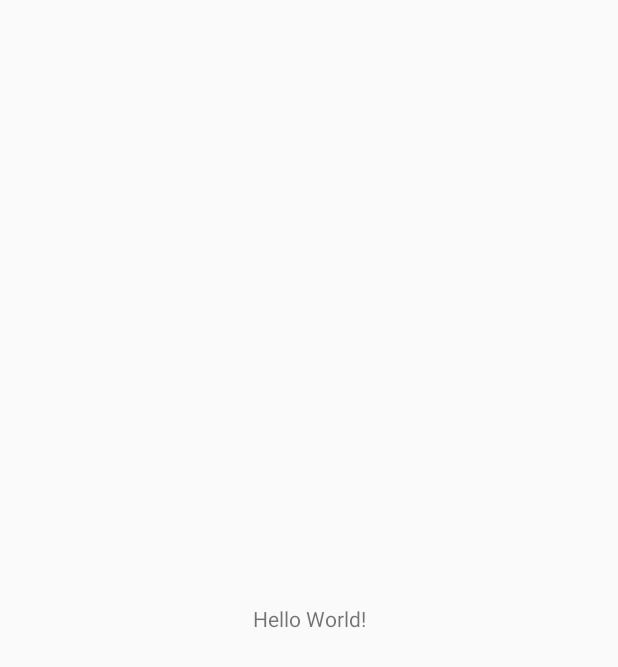
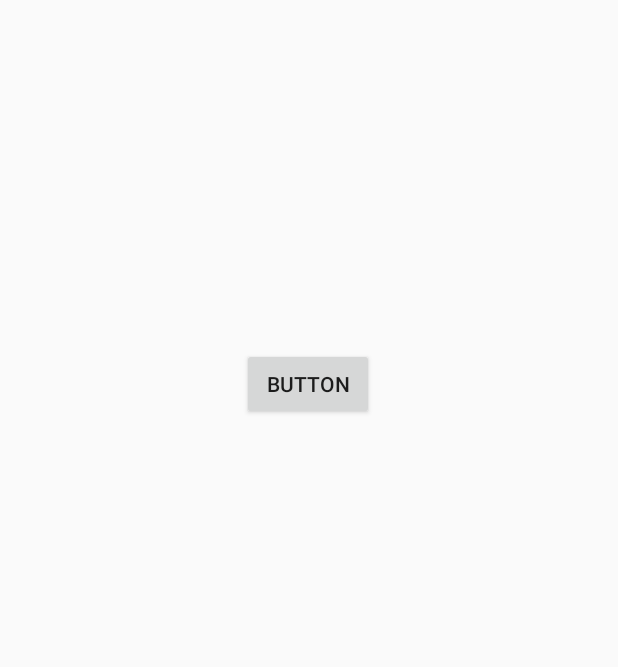
Before and after one commit to maiphuocloi01/MovieReview, an Android app: the screen it shows after launch (MainActivity), on a phone screen of 412 x 824 dp. Before the commit the part shown is almost empty. Shown: the top 667 px of the screen. Run offline under Robolectric (Android 15) with nearby library versions, the phone set to English and light mode, and no system bars.

Commit message:
add feature navigation

```diff
--- a/app/src/main/java/com/cnjava/moviereview/view/activity/MainActivity.java
+++ b/app/src/main/java/com/cnjava/moviereview/view/activity/MainActivity.java
@@ -1,17 +1,95 @@
 package com.cnjava.moviereview.view.activity;
 
 import androidx.appcompat.app.AppCompatActivity;
+import androidx.fragment.app.FragmentTransaction;
 
+import android.app.Activity;
+import android.graphics.Color;
+import android.os.Build;
 import android.os.Bundle;
+import android.view.View;
+import android.view.Window;
+import android.view.WindowManager;
 
 import com.cnjava.moviereview.R;
+import com.cnjava.moviereview.view.callback.OnMainCallBack;
+import com.cnjava.moviereview.view.fragment.BaseFragment;
+import com.cnjava.moviereview.view.fragment.LoginFragment;
 
-public class MainActivity extends AppCompatActivity {
+import java.lang.reflect.Constructor;
+
+public class MainActivity extends AppCompatActivity implements OnMainCallBack {
+
+    public static final String TAG = MainActivity.class.getName();
+
+    public static void setWindowFlag(Activity activity, final int bits, boolean on) {
+        Window win = activity.getWindow();
+        WindowManager.LayoutParams winParams = win.getAttributes();
+        if (on) {
+            winParams.flags |= bits;
+        } else {
+            winParams.flags &= ~bits;
+        }
+        win.setAttributes(winParams);
+    }
 
     @Override
     protected void onCreate(Bundle savedInstanceState) {
         super.onCreate(savedInstanceState);
         setTheme(R.style.Theme_MovieReview);
         setContentView(R.layout.activity_main);
+
+        if (Build.VERSION.SDK_INT >= 19 && Build.VERSION.SDK_INT < 21) {
+            setWindowFlag(this, WindowManager.LayoutParams.FLAG_TRANSLUCENT_STATUS, true);
+        }
+        if (Build.VERSION.SDK_INT >= 19) {
+            getWindow().getDecorView().setSystemUiVisibility(View.SYSTEM_UI_FLAG_LAYOUT_STABLE | View.SYSTEM_UI_FLAG_LAYOUT_FULLSCREEN);
+        }
+
+        if (Build.VERSION.SDK_INT >= 21) {
+            setWindowFlag(this, WindowManager.LayoutParams.FLAG_TRANSLUCENT_STATUS, false);
+            getWindow().setStatusBarColor(Color.TRANSPARENT);
+        }
+
+        initViews();
+    }
+
+    private void initViews() {
+        LoginFragment frg = new LoginFragment();
+        frg.setCallBack(this);
+        getSupportFragmentManager()
+                .beginTransaction()
+                .replace(R.id.layout_main, frg, LoginFragment.class.getName())
+                .commit();
+    }
+
+    @Override
+    public void showFragment(String tag, Object data, boolean isBack) {
+        try {
+
+//            if (isActive(this)) {
+//                hideSoftInput(MainActivity.this);
+//            }
+            Class<?> clazz = Class.forName(tag);
+            Constructor<?> cons = clazz.getConstructor();
+            BaseFragment<?, ?> frg = (BaseFragment<?, ?>) cons.newInstance();
+            frg.setData(data);
+            frg.setCallBack(this);
+            FragmentTransaction trans = getSupportFragmentManager()
+                    .beginTransaction();
+            if (isBack) {
+                trans.addToBackStack(null);
+            }
+            //trans.setCustomAnimations(R.anim.slide_in_right, R.anim.slide_out_left, R.anim.slide_in_left, R.anim.slide_out_right);
+            trans.replace(R.id.layout_main, frg, tag).commit();
+
+        } catch (Exception e) {
+            e.printStackTrace();
+        }
+    }
+
+    @Override
+    public void backToPrev() {
+
     }
 }
--- a/app/src/main/res/layout/activity_main.xml
+++ b/app/src/main/res/layout/activity_main.xml
@@ -3,16 +3,9 @@
     xmlns:app="http://schemas.android.com/apk/res-auto"
     xmlns:tools="http://schemas.android.com/tools"
     android:layout_width="match_parent"
+    android:id="@+id/layout_main"
     android:layout_height="match_parent"
     tools:context=".view.activity.MainActivity">
 
-    <TextView
-        android:layout_width="wrap_content"
-        android:layout_height="wrap_content"
-        android:text="Hello World!"
-        app:layout_constraintBottom_toBottomOf="parent"
-        app:layout_constraintLeft_toLeftOf="parent"
-        app:layout_constraintRight_toRightOf="parent"
-        app:layout_constraintTop_toTopOf="parent" />
 
 </androidx.constraintlayout.widget.ConstraintLayout>
--- a/app/src/main/res/layout/fragment_login.xml
+++ b/app/src/main/res/layout/fragment_login.xml
@@ -1,6 +1,18 @@
 <?xml version="1.0" encoding="utf-8"?>
 <androidx.constraintlayout.widget.ConstraintLayout xmlns:android="http://schemas.android.com/apk/res/android"
+    xmlns:app="http://schemas.android.com/apk/res-auto"
+    xmlns:tools="http://schemas.android.com/tools"
     android:layout_width="match_parent"
     android:layout_height="match_parent">
 
+    <Button
+        android:id="@+id/button"
+        android:layout_width="wrap_content"
+        android:layout_height="wrap_content"
+        android:layout_marginTop="232dp"
+        android:text="Button"
+        app:layout_constraintEnd_toEndOf="parent"
+        app:layout_constraintHorizontal_bias="0.498"
+        app:layout_constraintStart_toStartOf="parent"
+        app:layout_constraintTop_toTopOf="parent" />
 </androidx.constraintlayout.widget.ConstraintLayout>
```
